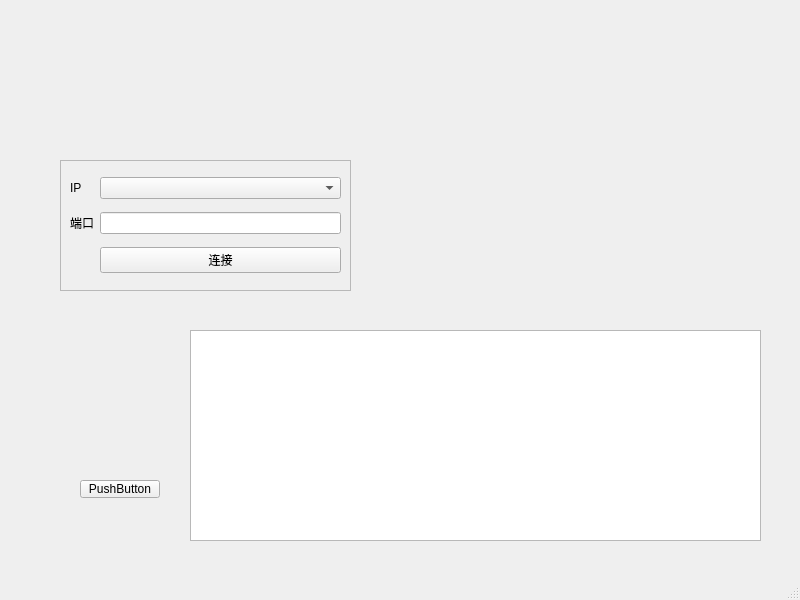
Qt form mainwindow.ui (xjzer/QtWidgetDemo) before a commit.
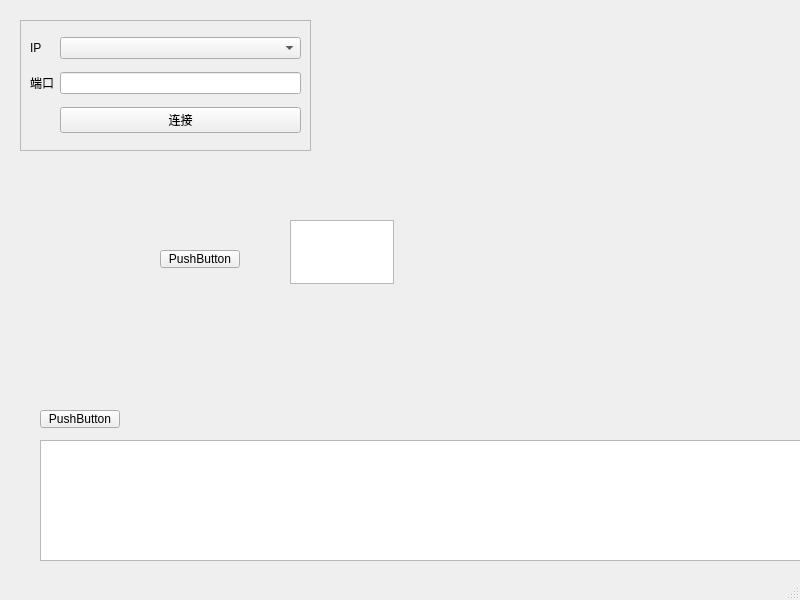
The same form after that commit.

Commit message: Feat(SEND):Added logic to send data over socket

What changed in the file:
```diff
--- a/mainwindow.ui
+++ b/mainwindow.ui
@@ -17,8 +17,8 @@
    <widget class="QFrame" name="frame">
     <property name="geometry">
      <rect>
-      <x>60</x>
-      <y>160</y>
+      <x>20</x>
+      <y>20</y>
       <width>291</width>
       <height>131</height>
      </rect>
@@ -62,8 +62,8 @@
    <widget class="QPushButton" name="pushButton">
     <property name="geometry">
      <rect>
-      <x>80</x>
-      <y>480</y>
+      <x>40</x>
+      <y>410</y>
       <width>80</width>
       <height>18</height>
      </rect>
@@ -75,13 +75,36 @@
    <widget class="QTextBrowser" name="textBrowser">
     <property name="geometry">
      <rect>
-      <x>190</x>
-      <y>330</y>
-      <width>571</width>
-      <height>211</height>
+      <x>40</x>
+      <y>440</y>
+      <width>761</width>
+      <height>121</height>
      </rect>
     </property>
    </widget>
+   <widget class="QPlainTextEdit" name="plainTextEdit">
+    <property name="geometry">
+     <rect>
+      <x>290</x>
+      <y>220</y>
+      <width>104</width>
+      <height>64</height>
+     </rect>
+    </property>
+   </widget>
+   <widget class="QPushButton" name="pushButton_2">
+    <property name="geometry">
+     <rect>
+      <x>160</x>
+      <y>250</y>
+      <width>80</width>
+      <height>18</height>
+     </rect>
+    </property>
+    <property name="text">
+     <string>PushButton</string>
+    </property>
+   </widget>
   </widget>
   <widget class="QMenuBar" name="menubar">
    <property name="geometry">
```
The commit also changes 2 other files.
